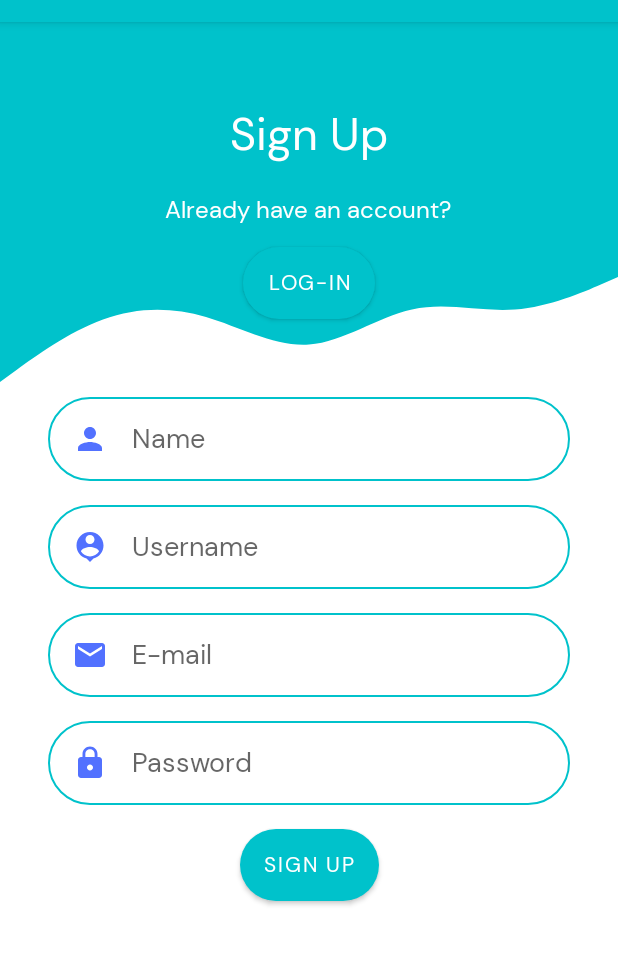
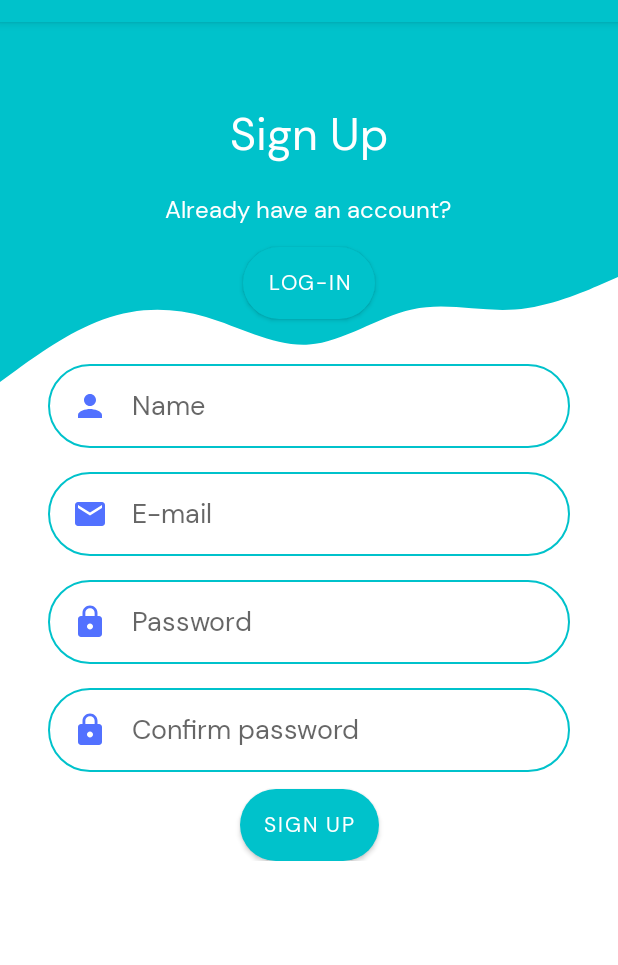
Before and after one commit to desparza13/Productivife, an Android app: the screen it shows after launch (SignUp), on a phone screen of 412 x 824 dp, the part 62-1027 px from its top. Run offline under Robolectric (Android 15) with nearby library versions, the phone set to English and light mode, and no system bars; our stand-ins replace Firebase (no records; nobody signed in at launch, a user with empty details on screens opened directly).

Commit message:
"Created SignUp activity, created process dialog, captured the information, verified the information on the edit text camps, display toasts explaining the user each problem (empty name, check the email format, if password is empty, confirm the password and if passwords do not match. Use firebase authentication to create a new user with email and password and manage onFailure and onSuccess listeners. Submit the information to the Firebase database using a hashmap creating a new user, use processDialogs to inform the user his/her information is being submitted"

```diff
--- a/app/build.gradle
+++ b/app/build.gradle
@@ -38,8 +38,14 @@ dependencies {
     androidTestImplementation 'androidx.test.ext:junit:1.1.3'
     androidTestImplementation 'androidx.test.espresso:espresso-core:3.4.0'
     //Firebase
+    implementation 'com.google.firebase:firebase-analytics:21.0.0'
     implementation platform('com.google.firebase:firebase-bom:30.1.0')
     implementation 'com.google.firebase:firebase-analytics'
+    implementation 'com.google.firebase:firebase-auth:21.0.5'
+    implementation 'com.google.firebase:firebase-database:20.0.5'
+    //Material
+    implementation 'com.google.android.material:material:1.4.0'
+
 }
 apply plugin: 'com.android.application'
 apply plugin: 'com.google.gms.google-services'
--- a/app/src/main/java/com/daniela/productivife/SignUp.java
+++ b/app/src/main/java/com/daniela/productivife/SignUp.java
@@ -1,15 +1,43 @@
 package com.daniela.productivife;
 
+import androidx.annotation.NonNull;
+import androidx.appcompat.app.ActionBar;
 import androidx.appcompat.app.AppCompatActivity;
 
+import android.app.ProgressDialog;
 import android.content.Intent;
 import android.os.Bundle;
+import android.text.TextUtils;
+import android.util.Patterns;
 import android.view.View;
 import android.widget.Button;
+import android.widget.EditText;
+import android.widget.Toast;
+
+import com.google.android.gms.tasks.OnFailureListener;
+import com.google.android.gms.tasks.OnSuccessListener;
+import com.google.firebase.auth.AuthResult;
+import com.google.firebase.auth.FirebaseAuth;
+import com.google.firebase.database.DatabaseReference;
+import com.google.firebase.database.FirebaseDatabase;
+
+import java.util.HashMap;
 
 public class SignUp extends AppCompatActivity {
     private Button btnLogin;
     private Button btnSignup;
+    private EditText etName;
+    private EditText etEmail;
+    private EditText etPassword;
+    private EditText etConfirmPassword;
+
+    private FirebaseAuth firebaseAuth;
+    private ProgressDialog progressDialog;
+
+    private String name = "";
+    private String email ="";
+    private String password = "";
+    private String confirmPassword = "";
 
     @Override
     protected void onCreate(Bundle savedInstanceState) {
@@ -18,7 +46,22 @@ public class SignUp extends AppCompatActivity {
 
         btnLogin = findViewById(R.id.btnLogin);
         btnSignup = findViewById(R.id.btnSignup);
+        etName = findViewById(R.id.etName);
+        etEmail = findViewById(R.id.etEmail);
+        etPassword = findViewById(R.id.etPassword);
+        etConfirmPassword = findViewById(R.id.etConfirmPassword);
 
+        firebaseAuth = FirebaseAuth.getInstance();
+        progressDialog = new ProgressDialog(SignUp.this);
+        progressDialog.setTitle("Wait a second please");
+        progressDialog.setCanceledOnTouchOutside(false); //User can't close de process dialog when pressing
+
+        btnSignup.setOnClickListener(new View.OnClickListener() {
+            @Override
+            public void onClick(View v) {
+                checkData();
+            }
+        });
         btnLogin.setOnClickListener(new View.OnClickListener() {
             @Override
             public void onClick(View v) {
@@ -27,4 +70,83 @@ public class SignUp extends AppCompatActivity {
         });
     }
 
+    private void checkData(){
+        name = etName.getText().toString();
+        email = etEmail.getText().toString();
+        password = etPassword.getText().toString();
+        confirmPassword = etConfirmPassword.getText().toString();
+
+        if (TextUtils.isEmpty(name)){
+            Toast.makeText(this, "Enter a name", Toast.LENGTH_SHORT).show();
+        }
+        else if (!Patterns.EMAIL_ADDRESS.matcher(email).matches()){
+            Toast.makeText(this, "Enter a valid e-mail", Toast.LENGTH_SHORT).show();
+        }
+        else if (TextUtils.isEmpty(password)){
+            Toast.makeText(this, "Password cannot be empty", Toast.LENGTH_SHORT).show();
+        }
+        else if (TextUtils.isEmpty(confirmPassword)){
+            Toast.makeText(this, "Confirm your password", Toast.LENGTH_SHORT).show();
+        }
+        else if (!password.equals(confirmPassword)){
+            Toast.makeText(this, "Passwords do not match", Toast.LENGTH_SHORT).show();
+        }
+        else{
+            createAccount();
+        }
+    }
+
+    private void createAccount() {
+        progressDialog.setMessage("Creating account...");
+        progressDialog.show();
+        //Create user in Firebase
+        firebaseAuth.createUserWithEmailAndPassword(email, password)
+                .addOnSuccessListener(new OnSuccessListener<AuthResult>() {
+                    @Override
+                    public void onSuccess(AuthResult authResult) {
+                        //
+                        Submit();
+                    }
+                }).addOnFailureListener(new OnFailureListener() {
+                    @Override
+                    public void onFailure(@NonNull Exception e) {
+                        progressDialog.dismiss();
+                        Toast.makeText(SignUp.this, ""+e.getMessage(), Toast.LENGTH_SHORT).show();
+                    }
+                });
+    }
+
+    private void Submit() {
+        progressDialog.setMessage("Submiting information");
+        progressDialog.dismiss();
+
+        //Get current user id
+        String uid = firebaseAuth.getUid();
+
+        HashMap<String,String> data = new HashMap<>();
+        data.put("uid", uid);
+        data.put("email", email);
+        data.put("name", name);
+        data.put("password", password);
+
+        //Register in database
+        DatabaseReference databaseReference = FirebaseDatabase.getInstance().getReference("Users");
+        databaseReference.child(uid)
+                .setValue(data)
+                .addOnSuccessListener(new OnSuccessListener<Void>() {
+                    @Override
+                    public void onSuccess(Void unused) {
+                        progressDialog.dismiss();
+                        Toast.makeText(SignUp.this, "Account successfully created", Toast.LENGTH_SHORT).show();
+                        startActivity(new Intent(SignUp.this, ToDoMenu.class));
+                        finish();
+                    }
+                }).addOnFailureListener(new OnFailureListener() {
+                    @Override
+                    public void onFailure(@NonNull Exception e) {
+                        progressDialog.dismiss();
+                        Toast.makeText(SignUp.this, ""+e.getMessage(), Toast.LENGTH_SHORT).show();
+                    }
+                });
+    }
 }
--- a/app/src/main/res/layout/activity_sign_up.xml
+++ b/app/src/main/res/layout/activity_sign_up.xml
@@ -1,12 +1,14 @@
 <?xml version="1.0" encoding="utf-8"?>
-<androidx.constraintlayout.widget.ConstraintLayout xmlns:android="http://schemas.android.com/apk/res/android"
+<ScrollView xmlns:android="http://schemas.android.com/apk/res/android"
     xmlns:app="http://schemas.android.com/apk/res-auto"
     xmlns:tools="http://schemas.android.com/tools"
     android:layout_width="match_parent"
     android:layout_height="match_parent"
     android:textAlignment="center"
     tools:context=".SignUp">
-
+    <androidx.constraintlayout.widget.ConstraintLayout
+        android:layout_width="match_parent"
+        android:layout_height="match_parent">
         <View
             android:id="@+id/topView"
             android:layout_width="0dp"
@@ -61,40 +63,20 @@
             android:layout_width="0dp"
             android:layout_height="wrap_content"
             android:layout_marginStart="32dp"
+            android:layout_marginTop="30dp"
             android:layout_marginEnd="32dp"
             android:autofillHints=""
             android:background="@drawable/round_border"
             android:drawableStart="@drawable/ic_person_24"
             android:drawablePadding="16dp"
             android:ems="10"
+            android:fontFamily="@font/dmsans"
             android:hint="@string/name"
-        android:inputType="text"
+            android:inputType="textPersonName|textCapWords"
             android:padding="16dp"
-        android:fontFamily="@font/dmsans"
             app:layout_constraintEnd_toEndOf="parent"
             app:layout_constraintStart_toStartOf="parent"
-        app:layout_constraintTop_toBottomOf="@+id/view2" />
-
-    <EditText
-        android:id="@+id/etUsername"
-        android:layout_width="0dp"
-        android:layout_height="wrap_content"
-        android:layout_marginStart="32dp"
-        android:layout_marginTop="16dp"
-        android:layout_marginEnd="32dp"
-        android:autofillHints=""
-        android:background="@drawable/round_border"
-        android:drawableStart="@drawable/ic_username"
-        android:drawablePadding="16dp"
-        android:ems="10"
-        android:hint="@string/username"
-        android:inputType="text"
-        android:padding="16dp"
-        android:fontFamily="@font/dmsans"
-        app:layout_constraintEnd_toEndOf="parent"
-        app:layout_constraintHorizontal_bias="0.0"
-        app:layout_constraintStart_toStartOf="parent"
-        app:layout_constraintTop_toBottomOf="@+id/etName" />
+            app:layout_constraintTop_toBottomOf="@+id/btnLogin" />
 
         <EditText
             android:id="@+id/etEmail"
@@ -115,8 +97,7 @@
             app:layout_constraintEnd_toEndOf="parent"
             app:layout_constraintHorizontal_bias="0.0"
             app:layout_constraintStart_toStartOf="parent"
-        app:layout_constraintTop_toBottomOf="@+id/etUsername" />
-
+            app:layout_constraintTop_toBottomOf="@+id/etName" />
         <EditText
             android:id="@+id/etPassword"
             android:layout_width="0dp"
@@ -136,15 +117,39 @@
             app:layout_constraintEnd_toEndOf="parent"
             app:layout_constraintHorizontal_bias="0.0"
             app:layout_constraintStart_toStartOf="parent"
-        app:layout_constraintTop_toBottomOf="@+id/etEmail" />
+            app:layout_constraintTop_toBottomOf="@+id/etEmail"
+            app:passwordToggleEnabled="true"
+            />
+        <EditText
+            android:id="@+id/etConfirmPassword"
+            android:layout_width="0dp"
+            android:layout_height="wrap_content"
+            android:layout_marginStart="32dp"
+            android:layout_marginTop="16dp"
+            android:layout_marginEnd="32dp"
+            android:autofillHints=""
+            android:background="@drawable/round_border"
+            android:drawableStart="@drawable/ic_lock"
+            android:drawablePadding="16dp"
+            android:ems="10"
+            android:hint="@string/confirm_password"
+            android:inputType="textPassword"
+            android:padding="16dp"
+            android:fontFamily="@font/dmsans"
+            app:layout_constraintEnd_toEndOf="parent"
+            app:layout_constraintHorizontal_bias="0.0"
+            app:layout_constraintStart_toStartOf="parent"
+            app:layout_constraintTop_toBottomOf="@+id/etPassword"
+            app:passwordToggleEnabled="true"
+            />
 
         <Button
             android:id="@+id/btnLogin"
             android:layout_width="wrap_content"
             android:layout_height="wrap_content"
             android:background="@drawable/round_background"
+            android:fontFamily="@font/dmsans"
             android:text="Log-in"
-        android:fontFamily="@font/dmsans"
             app:layout_constraintEnd_toEndOf="parent"
             app:layout_constraintStart_toStartOf="parent"
             app:layout_constraintTop_toBottomOf="@+id/topView" />
@@ -153,13 +158,14 @@
             android:id="@+id/btnSignup"
             android:layout_width="wrap_content"
             android:layout_height="wrap_content"
-        android:layout_marginTop="16dp"
+            android:layout_marginTop="11dp"
             android:background="@drawable/round_background"
             android:text="Sign up"
             android:fontFamily="@font/dmsans"
             app:layout_constraintEnd_toEndOf="parent"
             app:layout_constraintHorizontal_bias="0.501"
             app:layout_constraintStart_toStartOf="parent"
-        app:layout_constraintTop_toBottomOf="@+id/etPassword" />
+            app:layout_constraintTop_toBottomOf="@+id/etConfirmPassword" />
+    </androidx.constraintlayout.widget.ConstraintLayout>
 
-</androidx.constraintlayout.widget.ConstraintLayout>
+</ScrollView>
--- a/app/src/main/res/values/strings.xml
+++ b/app/src/main/res/values/strings.xml
@@ -6,4 +6,5 @@
     <string name="username">Username</string>
     <string name="e_mail">E-mail</string>
     <string name="password">Password</string>
+    <string name="confirm_password">Confirm password</string>
 </resources>
```
Also changed, not shown: app/src/main/AndroidManifest.xml (+9 -6 lines), app/src/main/java/com/daniela/productivife/Login.java (+11 -0 lines), app/src/main/java/com/daniela/productivife/ToDoMenu.java (added, +13 -0 lines), app/src/main/res/layout/activity_to_do_menu.xml (added, +10 -0 lines). Lines whose indentation alone changed are shown as unchanged.
